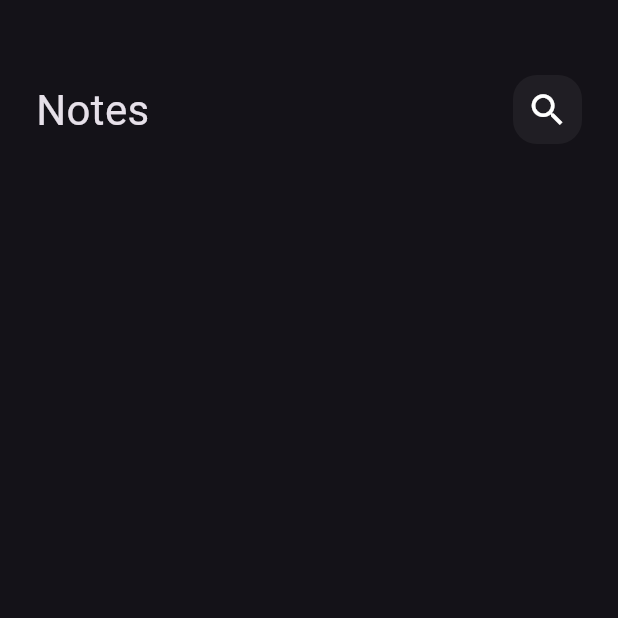
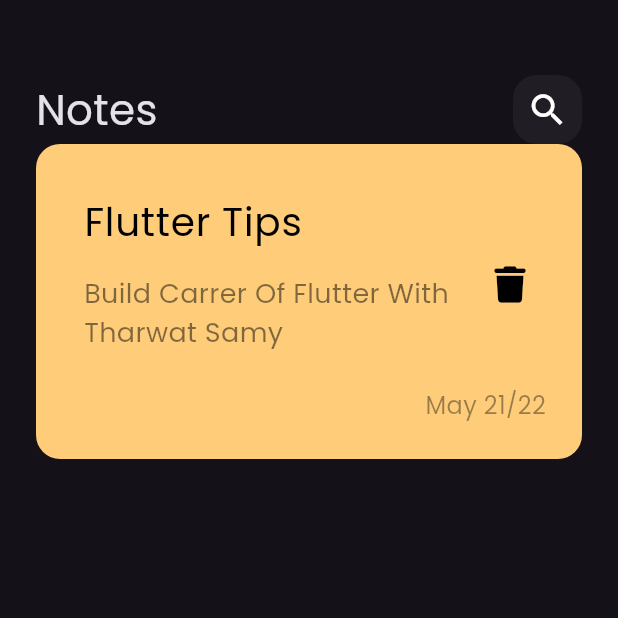
Before and after one commit to Islam-Zaky/notes_app, a Flutter app: the screen it shows after launch, on a phone screen of 412 x 824 dp, the top half of it. Run offline on Flutter 3.47's test engine with Material 3 defaults, Android fonts, the phone set to English and light mode, and no system bars; our stand-ins replace font_awesome_flutter.

Commit message:
create Custom Note Item

```diff
--- a/lib/main.dart
+++ b/lib/main.dart
@@ -12,7 +12,10 @@ class NotesApp extends StatelessWidget {
   Widget build(BuildContext context) {
     return MaterialApp(
       debugShowCheckedModeBanner: false,
-      theme: ThemeData(brightness: Brightness.dark),
+      theme: ThemeData(
+        brightness: Brightness.dark,
+        fontFamily: 'Poppins',
+      ),
       home: const NotesView(),
     );
   }
--- /dev/null
+++ b/lib/views/widgets/custom_Note_item.dart
@@ -0,0 +1,60 @@
+import 'package:flutter/material.dart';
+import 'package:font_awesome_flutter/font_awesome_flutter.dart';
+
+class NoteItem extends StatelessWidget {
+  const NoteItem({super.key});
+
+  @override
+  Widget build(BuildContext context) {
+    return Container(
+      padding: const EdgeInsets.only(top: 24, bottom: 24, left: 16),
+      decoration: BoxDecoration(
+        color: Color(0xffffcd7a),
+        borderRadius: BorderRadius.circular(16),
+      ),
+      child: Column(
+        crossAxisAlignment: CrossAxisAlignment.end,
+        children: [
+          ListTile(
+            title: const Text(
+              'Flutter Tips',
+              style: TextStyle(
+                color: Colors.black,
+                fontSize: 26,
+              ),
+            ),
+            subtitle: Padding(
+              padding: const EdgeInsets.only(top: 16, bottom: 16),
+              child: Text(
+                'Build Carrer Of Flutter With Tharwat Samy',
+                style: TextStyle(
+                  color: Colors.black.withOpacity(0.5),
+                  fontSize: 18,
+                ),
+              ),
+            ),
+            trailing: IconButton(
+              onPressed: () {},
+              icon: const Icon(
+                FontAwesomeIcons.trash,
+                // Icons.delete,
+                color: Colors.black,
+                size: 24,
+              ),
+            ),
+          ),
+          Padding(
+            padding: const EdgeInsets.only(right: 24),
+            child: Text(
+              'May 21/22',
+              style: TextStyle(
+                fontSize: 16,
+                color: Colors.black.withOpacity(0.4),
+              ),
+            ),
+          ),
+        ],
+      ),
+    );
+  }
+}
--- a/lib/views/widgets/notes_view_body.dart
+++ b/lib/views/widgets/notes_view_body.dart
@@ -1,4 +1,6 @@
 import 'package:flutter/material.dart';
+import 'package:font_awesome_flutter/font_awesome_flutter.dart';
+import 'package:notes_app/views/widgets/custom_Note_item.dart';
 import 'package:notes_app/views/widgets/custom_app_bar.dart';
 
 class NotesViewBody extends StatelessWidget {
@@ -12,6 +14,7 @@ class NotesViewBody extends StatelessWidget {
         children: [
           SizedBox(height: 50),
           CustomAppBar(),
+          NoteItem(),
         ],
       ),
     );
--- a/pubspec.yaml
+++ b/pubspec.yaml
@@ -35,6 +35,7 @@ dependencies:
   # The following adds the Cupertino Icons font to your application.
   # Use with the CupertinoIcons class for iOS style icons.
   cupertino_icons: ^1.0.8
+  font_awesome_flutter: ^10.7.0
 
 dev_dependencies:
   flutter_test:
@@ -85,6 +86,10 @@ flutter:
   #       - asset: fonts/TrajanPro.ttf
   #       - asset: fonts/TrajanPro_Bold.ttf
   #         weight: 700
+  fonts:
+    - family: Poppins
+      fonts:
+        - asset: assets/fonts/Poppins-Regular.ttf
   #
   # For details regarding fonts from package dependencies,
   # see https://flutter.dev/to/font-from-package
```
Also changed, not shown: assets/fonts/Poppins-Regular.ttf (added), pubspec.lock.
